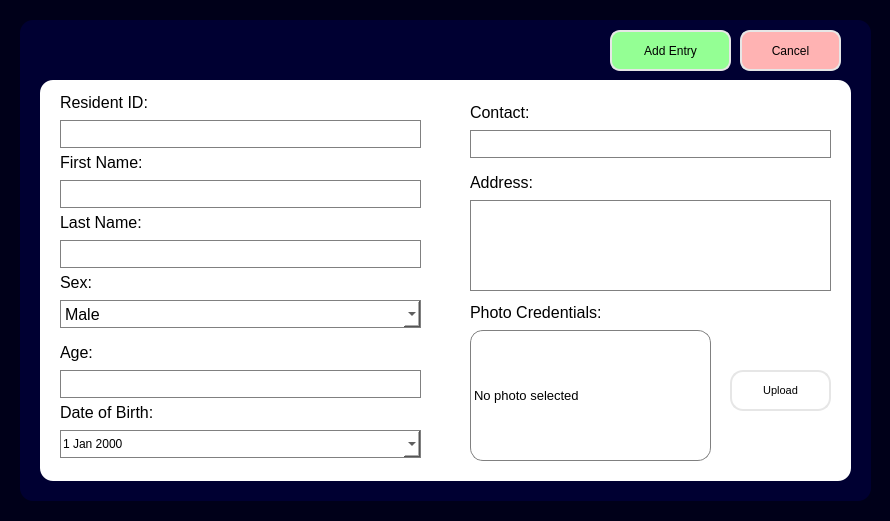
First picture: the form in uifiles/addresidentui.ui, repository mustafamclngn/CCC151-ComplaSys, before the edit.
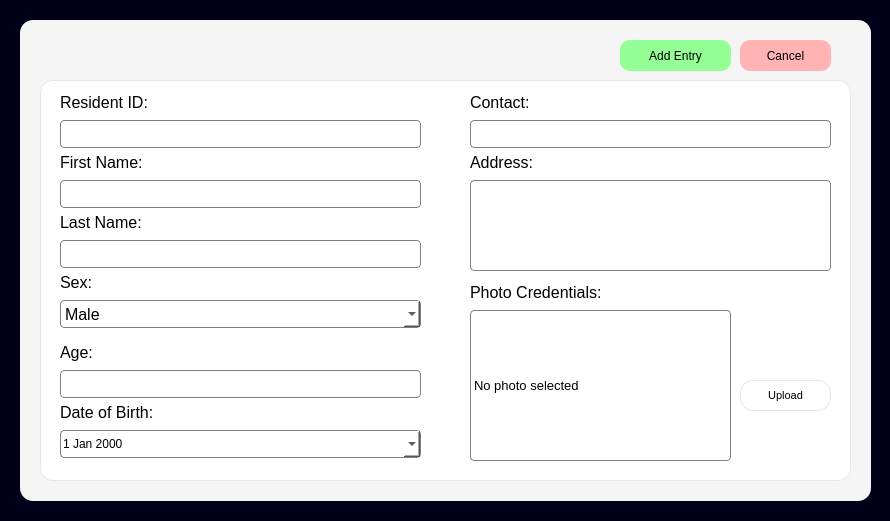
Second picture: the form after the edit. Icons and pictures are not drawn.

The edit to the form file:
```diff
--- a/uifiles/addresidentui.ui
+++ b/uifiles/addresidentui.ui
@@ -26,7 +26,7 @@
     </rect>
    </property>
    <property name="styleSheet">
-    <string notr="true">background-color: rgb(0, 0, 50);
+    <string notr="true">background-color: rgb(245, 245, 245);
 border-radius: 13px;</string>
    </property>
    <property name="frameShape">
@@ -46,6 +46,7 @@
     </property>
     <property name="styleSheet">
      <string notr="true">background-color: white;
+border: 1px solid rgb(230, 230, 230);
 border-radius: 13px;</string>
     </property>
     <property name="frameShape">
@@ -92,7 +93,7 @@
      <property name="styleSheet">
       <string notr="true">background-color: white;
 border: 1px solid grey;
-border-radius: 0px;</string>
+border-radius: 4px;</string>
      </property>
     </widget>
     <widget class="QLabel" name="label_first_name">
@@ -133,7 +134,7 @@
      <property name="styleSheet">
       <string notr="true">background-color: white;
 border: 1px solid grey;
-border-radius: 0px;</string>
+border-radius: 4px;</string>
      </property>
     </widget>
     <widget class="QLabel" name="label_last_name">
@@ -174,7 +175,7 @@
      <property name="styleSheet">
       <string notr="true">background-color: white;
 border: 1px solid grey;
-border-radius: 0px;</string>
+border-radius: 4px;</string>
      </property>
     </widget>
     <widget class="QLabel" name="label_sex">
@@ -215,7 +216,7 @@
      <property name="styleSheet">
       <string notr="true">background-color: white;
 border: 1px solid grey;
-border-radius: 0px;</string>
+border-radius: 4px;</string>
      </property>
      <item>
       <property name="text">
@@ -287,7 +288,7 @@
      <property name="styleSheet">
       <string notr="true">background-color: white;
 border: 1px solid grey;
-border-radius: 0px;</string>
+border-radius: 4px;</string>
      </property>
      <property name="text">
       <string/>
@@ -297,7 +298,7 @@
      <property name="geometry">
       <rect>
        <x>430</x>
-       <y>20</y>
+       <y>10</y>
        <width>141</width>
        <height>24</height>
       </rect>
@@ -324,15 +325,12 @@
       </rect>
      </property>
      <property name="font">
-      <font>
-       <pointsize>-1</pointsize>
-      </font>
+      <font/>
      </property>
      <property name="styleSheet">
       <string notr="true">background-color: white;
-font-size: 12px;
 border: 1px solid grey;
-border-radius: 0px;</string>
+border-radius: 4px;</string>
      </property>
      <property name="calendarPopup">
       <bool>true</bool>
@@ -342,7 +340,7 @@
      <property name="geometry">
       <rect>
        <x>430</x>
-       <y>50</y>
+       <y>40</y>
        <width>361</width>
        <height>28</height>
       </rect>
@@ -355,14 +353,14 @@
      <property name="styleSheet">
       <string notr="true">background-color: white;
 border: 1px solid grey;
-border-radius: 0px;</string>
+border-radius: 4px;</string>
      </property>
     </widget>
     <widget class="QLabel" name="label_address">
      <property name="geometry">
       <rect>
        <x>430</x>
-       <y>90</y>
+       <y>70</y>
        <width>161</width>
        <height>24</height>
       </rect>
@@ -383,7 +381,7 @@
      <property name="geometry">
       <rect>
        <x>430</x>
-       <y>120</y>
+       <y>100</y>
        <width>361</width>
        <height>91</height>
       </rect>
@@ -396,7 +394,7 @@
      <property name="styleSheet">
       <string notr="true">background-color: white;
 border: 1px solid grey;
-border-radius: 0px;</string>
+border-radius: 4px;</string>
      </property>
      <property name="html">
       <string>&lt;!DOCTYPE HTML PUBLIC &quot;-//W3C//DTD HTML 4.0//EN&quot; &quot;http://www.w3.org/TR/REC-html40/strict.dtd&quot;&gt;
@@ -410,7 +408,7 @@
      <property name="geometry">
       <rect>
        <x>430</x>
-       <y>220</y>
+       <y>200</y>
        <width>201</width>
        <height>24</height>
       </rect>
@@ -431,9 +429,9 @@
      <property name="geometry">
       <rect>
        <x>430</x>
-       <y>250</y>
-       <width>241</width>
-       <height>131</height>
+       <y>230</y>
+       <width>261</width>
+       <height>151</height>
       </rect>
      </property>
      <property name="minimumSize">
@@ -450,7 +448,7 @@
      <property name="styleSheet">
       <string notr="true">background-color: white;
 border: 1px solid grey;
-border-radius: 13px;</string>
+border-radius: 4px;</string>
      </property>
      <property name="text">
       <string>No photo selected</string>
@@ -462,10 +460,10 @@
     <widget class="QPushButton" name="addresident_photo_button">
      <property name="geometry">
       <rect>
-       <x>690</x>
-       <y>290</y>
-       <width>101</width>
-       <height>41</height>
+       <x>700</x>
+       <y>300</y>
+       <width>91</width>
+       <height>31</height>
       </rect>
      </property>
      <property name="font">
@@ -477,7 +475,7 @@
       </font>
      </property>
      <property name="styleSheet">
-      <string notr="true">border: 2px solid rgb(230, 230, 230);
+      <string notr="true">border: 1px solid rgb(230, 230, 230);
 </string>
      </property>
      <property name="text">
@@ -489,9 +487,9 @@
     <property name="geometry">
      <rect>
       <x>720</x>
-      <y>10</y>
-      <width>101</width>
-      <height>41</height>
+      <y>20</y>
+      <width>91</width>
+      <height>31</height>
      </rect>
     </property>
     <property name="font">
@@ -503,7 +501,6 @@
     </property>
     <property name="styleSheet">
      <string notr="true">background-color: rgb(255, 179, 179);
-border: 2px solid rgb(230, 230, 230);
 border-radius: 10px;
 color: black;</string>
     </property>
@@ -518,10 +515,10 @@
    <widget class="QPushButton" name="addresident_addentry_button">
     <property name="geometry">
      <rect>
-      <x>590</x>
-      <y>10</y>
-      <width>121</width>
-      <height>41</height>
+      <x>600</x>
+      <y>20</y>
+      <width>111</width>
+      <height>31</height>
      </rect>
     </property>
     <property name="font">
@@ -533,7 +530,6 @@
     </property>
     <property name="styleSheet">
      <string notr="true">background-color: rgb(148, 255, 148);
-border: 2px solid rgb(230, 230, 230);
 border-radius: 10px;
 color: black;</string>
     </property>
```
